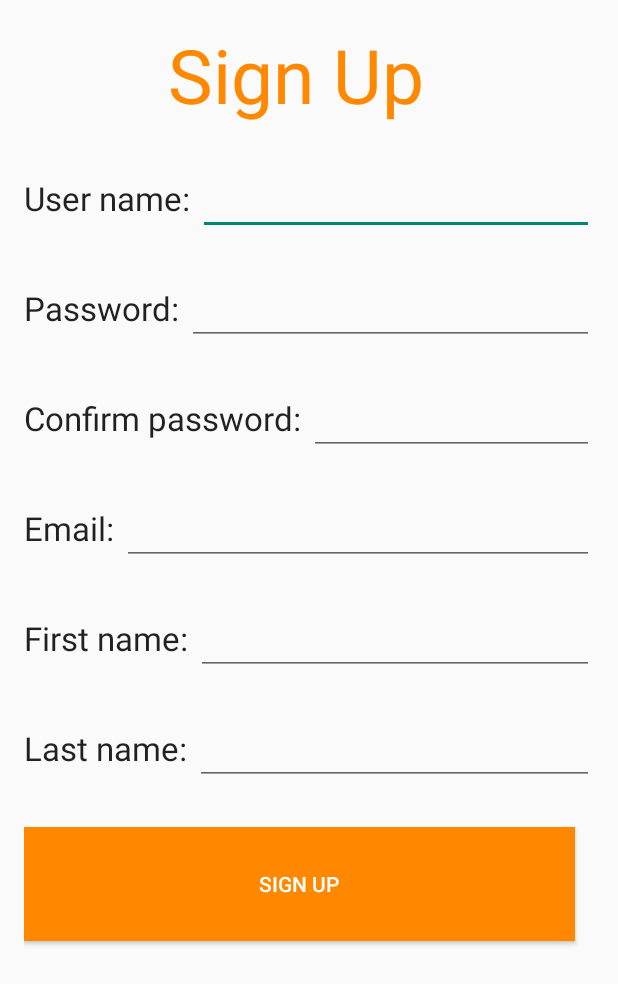
After one commit to khodary94/JamHub, an Android app: the Signup screen opened directly, with no data from a screen before it, on a phone screen of 412 x 824 dp. The commit adds this screen. Shown: the top 984 px of the screen. Run offline under Robolectric (Android 15) with nearby library versions, the phone set to English and light mode, and no system bars.

Commit message:
Added sign in and sign up activities

```diff
--- /dev/null
+++ b/app/src/main/java/com/example/khodary/jamhub/Signup.java
@@ -0,0 +1,77 @@
+package com.example.khodary.jamhub;
+
+import android.app.Activity;
+import android.content.Intent;
+import android.support.v7.app.ActionBarActivity;
+import android.os.Bundle;
+import android.view.Menu;
+import android.view.MenuItem;
+import android.view.View;
+import android.widget.Button;
+import android.widget.EditText;
+import android.widget.Toast;
+
+
+public class Signup extends Activity {
+
+    EditText username;
+    EditText pass;
+    EditText confirmpass;
+    EditText email;
+    EditText fname;
+    EditText lname;
+    @Override
+    protected void onCreate(Bundle savedInstanceState) {
+        super.onCreate(savedInstanceState);
+        setContentView(R.layout.activity_signup);
+        username=(EditText) findViewById(R.id.editText);
+        pass=(EditText) findViewById(R.id.editText2);
+        confirmpass=(EditText) findViewById(R.id.editText3);
+        email=(EditText) findViewById(R.id.editText4);
+        fname=(EditText) findViewById(R.id.editText5);
+        lname=(EditText) findViewById(R.id.editText6);
+        Button signin=(Button)findViewById(R.id.button3);
+        signin.setOnClickListener(new View.OnClickListener() {
+            @Override
+            public void onClick(View v) {
+                if(pass.getText().equals(confirmpass.getText())){
+                    return;
+                }
+                else
+                {
+                    Toast toast=Toast.makeText(getApplicationContext(),"Please check both password and confirm password to be the same",Toast.LENGTH_LONG);
+                    toast.show();
+                }
+
+                if((username.getText().toString().equals("")) ||(email.getText().toString().equals(""))||(fname.getText().toString().equals(""))||(lname.getText().toString().equals(""))||(pass.getText().toString().equals(""))||(confirmpass.getText().toString().equals(""))){
+                    Toast toast=Toast.makeText(getApplicationContext(),"Please fill out all the fields",Toast.LENGTH_LONG);
+                    toast.show();
+                }
+            }
+        });
+
+
+    }
+
+    @Override
+    public boolean onCreateOptionsMenu(Menu menu) {
+        // Inflate the menu; this adds items to the action bar if it is present.
+        getMenuInflater().inflate(R.menu.menu_signup, menu);
+        return true;
+    }
+
+    @Override
+    public boolean onOptionsItemSelected(MenuItem item) {
+        // Handle action bar item clicks here. The action bar will
+        // automatically handle clicks on the Home/Up button, so long
+        // as you specify a parent activity in AndroidManifest.xml.
+        int id = item.getItemId();
+
+        //noinspection SimplifiableIfStatement
+        if (id == R.id.action_settings) {
+            return true;
+        }
+
+        return super.onOptionsItemSelected(item);
+    }
+}
--- a/app/src/main/java/com/example/khodary/jamhub/Track.java
+++ b/app/src/main/java/com/example/khodary/jamhub/Track.java
@@ -46,7 +46,7 @@ public class Track {
         raters = 0;
     }
 
-    public Track(String uploader, boolean band, String instrument, Track ancestor){
+    public Track(String uploader, boolean band, String instrument, Track ancestorn, int id){
         this.name = ancestor.name;
         this.uploader = uploader;
         this.band = band;
--- /dev/null
+++ b/app/src/main/res/layout/activity_signup.xml
@@ -0,0 +1,168 @@
+<RelativeLayout xmlns:android="http://schemas.android.com/apk/res/android"
+    xmlns:tools="http://schemas.android.com/tools" android:layout_width="match_parent"
+    android:layout_height="match_parent" android:paddingLeft="@dimen/activity_horizontal_margin"
+    android:paddingRight="@dimen/activity_horizontal_margin"
+    android:paddingTop="@dimen/activity_vertical_margin"
+    android:paddingBottom="@dimen/activity_vertical_margin"
+    tools:context="com.example.khodary.jamhub.Signup">
+    <LinearLayout
+        android:orientation="vertical"
+        android:layout_width="match_parent"
+        android:layout_height="match_parent"
+        android:layout_centerVertical="true"
+        android:layout_centerHorizontal="true"
+        android:weightSum="1">
+
+        <TextView
+            android:layout_width="187dp"
+            android:layout_height="wrap_content"
+            android:textAppearance="?android:attr/textAppearanceLarge"
+            android:text="Sign Up"
+            android:id="@+id/textView"
+            android:layout_gravity="center_horizontal"
+            android:layout_weight="0.07"
+            android:textColor="@android:color/holo_orange_dark"
+            android:textSize="50dp" />
+
+        <LinearLayout
+            android:orientation="horizontal"
+            android:layout_width="match_parent"
+            android:layout_height="wrap_content"
+            android:layout_weight="0.07">
+
+            <TextView
+                android:layout_width="wrap_content"
+                android:layout_height="wrap_content"
+                android:textAppearance="?android:attr/textAppearanceLarge"
+                android:text="User name: "
+                android:id="@+id/textView2" />
+
+            <EditText
+                android:layout_width="wrap_content"
+                android:layout_height="wrap_content"
+                android:id="@+id/editText"
+                android:layout_weight="1" />
+        </LinearLayout>
+
+        <LinearLayout
+            android:orientation="horizontal"
+            android:layout_width="match_parent"
+            android:layout_height="wrap_content"
+            android:layout_gravity="center_horizontal"
+            android:layout_weight="0.07">
+
+            <TextView
+                android:layout_width="wrap_content"
+                android:layout_height="wrap_content"
+                android:textAppearance="?android:attr/textAppearanceLarge"
+                android:text="Password: "
+                android:id="@+id/textView3" />
+
+            <EditText
+                android:layout_width="wrap_content"
+                android:layout_height="wrap_content"
+                android:inputType="textPassword"
+                android:ems="10"
+                android:id="@+id/editText2"
+                android:layout_weight="1" />
+        </LinearLayout>
+
+        <LinearLayout
+            android:orientation="horizontal"
+            android:layout_width="match_parent"
+            android:layout_height="wrap_content"
+            android:layout_gravity="center_horizontal"
+            android:layout_weight="0.07">
+
+            <TextView
+                android:layout_width="wrap_content"
+                android:layout_height="wrap_content"
+                android:textAppearance="?android:attr/textAppearanceLarge"
+                android:text="Confirm password: "
+                android:id="@+id/textView4" />
+
+            <EditText
+                android:layout_width="wrap_content"
+                android:layout_height="wrap_content"
+                android:inputType="textPassword"
+                android:ems="10"
+                android:id="@+id/editText3"
+                android:layout_weight="1" />
+        </LinearLayout>
+
+        <LinearLayout
+            android:orientation="horizontal"
+            android:layout_width="match_parent"
+            android:layout_height="wrap_content"
+            android:layout_gravity="center_horizontal"
+            android:layout_weight="0.07">
+
+            <TextView
+                android:layout_width="wrap_content"
+                android:layout_height="wrap_content"
+                android:textAppearance="?android:attr/textAppearanceLarge"
+                android:text="Email: "
+                android:id="@+id/textView5" />
+
+            <EditText
+                android:layout_width="wrap_content"
+                android:layout_height="wrap_content"
+                android:inputType="textEmailAddress"
+                android:ems="10"
+                android:id="@+id/editText4"
+                android:layout_weight="1" />
+        </LinearLayout>
+
+        <LinearLayout
+            android:orientation="horizontal"
+            android:layout_width="match_parent"
+            android:layout_height="wrap_content"
+            android:layout_gravity="center_horizontal"
+            android:layout_weight="0.07">
+
+            <TextView
+                android:layout_width="wrap_content"
+                android:layout_height="wrap_content"
+                android:textAppearance="?android:attr/textAppearanceLarge"
+                android:text="First name: "
+                android:id="@+id/textView6" />
+
+            <EditText
+                android:layout_width="wrap_content"
+                android:layout_height="wrap_content"
+                android:id="@+id/editText5"
+                android:layout_weight="1" />
+        </LinearLayout>
+
+        <LinearLayout
+            android:orientation="horizontal"
+            android:layout_width="match_parent"
+            android:layout_height="wrap_content"
+            android:layout_weight="0.07">
+
+            <TextView
+                android:layout_width="wrap_content"
+                android:layout_height="wrap_content"
+                android:textAppearance="?android:attr/textAppearanceLarge"
+                android:text="Last name: "
+                android:id="@+id/textView7" />
+
+            <EditText
+                android:layout_width="wrap_content"
+                android:layout_height="wrap_content"
+                android:id="@+id/editText6"
+                android:layout_weight="1" />
+        </LinearLayout>
+
+        <Button
+            android:layout_width="367dp"
+            android:layout_height="wrap_content"
+            android:text="Sign up"
+            android:id="@+id/button3"
+            android:layout_weight="0.07"
+            android:textColor="@android:color/white"
+            android:background="@android:color/holo_orange_dark" />
+
+    </LinearLayout>
+
+</RelativeLayout>
--- /dev/null
+++ b/app/src/main/res/menu/menu_signup.xml
@@ -0,0 +1,7 @@
+<menu xmlns:android="http://schemas.android.com/apk/res/android"
+    xmlns:app="http://schemas.android.com/apk/res-auto"
+    xmlns:tools="http://schemas.android.com/tools"
+    tools:context="com.example.khodary.jamhub.Signup">
+    <item android:id="@+id/action_settings" android:title="@string/action_settings"
+        android:orderInCategory="100" app:showAsAction="never" />
+</menu>
--- a/app/src/main/res/values/strings.xml
+++ b/app/src/main/res/values/strings.xml
@@ -3,4 +3,6 @@
 
     <string name="hello_world">Hello world!</string>
     <string name="action_settings">Settings</string>
+    <string name="title_activity_signup">Signup</string>
+    <string name="title_activity_signin">signin</string>
 </resources>
```
Also changed, not shown: app/src/main/AndroidManifest.xml (+9 -0 lines), app/src/main/java/com/example/khodary/jamhub/signin.java (added, +51 -0 lines), app/src/main/res/layout/activity_signin.xml (added, +77 -0 lines), app/src/main/res/menu/menu_signin.xml (added, +7 -0 lines), 1 other file.
